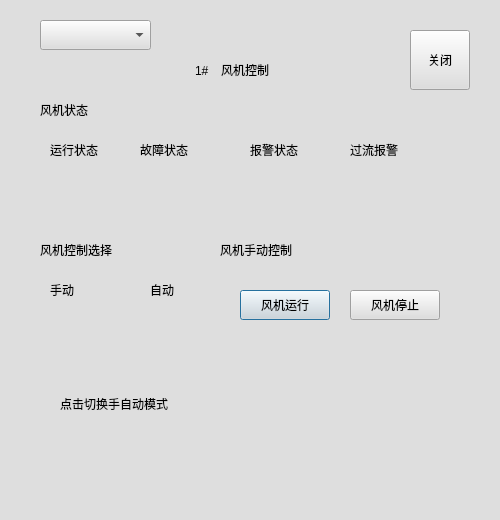
Above: Hqsw/fancontroldialog.ui from hqtecheptech/MagicPill before the change. Below: the same form after it.
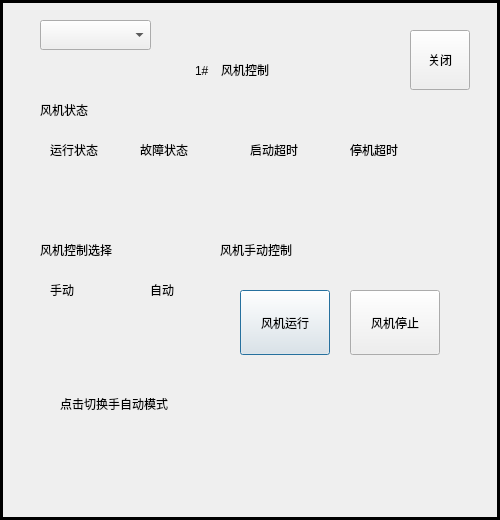
That is the form after the change. Custom widgets are drawn as their Qt base class.

```diff
--- a/Hqsw/fancontroldialog.ui
+++ b/Hqsw/fancontroldialog.ui
@@ -14,7 +14,7 @@
    <string>Dialog</string>
   </property>
   <property name="styleSheet">
-   <string notr="true">background-color: rgb(222, 222, 222);</string>
+   <string notr="true"/>
   </property>
   <widget class="QLabel" name="fanIndexLabel">
    <property name="geometry">
@@ -78,7 +78,7 @@
     </rect>
    </property>
    <property name="text">
-    <string>报警状态</string>
+    <string>启动超时</string>
    </property>
   </widget>
   <widget class="QLabel" name="label_5">
@@ -91,7 +91,7 @@
     </rect>
    </property>
    <property name="text">
-    <string>过流报警</string>
+    <string>停机超时</string>
    </property>
   </widget>
   <widget class="QLabel" name="label_6">
@@ -193,8 +193,8 @@
   <widget class="QLabel" name="alertStateLabel">
    <property name="geometry">
     <rect>
-     <x>248</x>
-     <y>170</y>
+     <x>40</x>
+     <y>670</y>
      <width>50</width>
      <height>50</height>
     </rect>
@@ -215,8 +215,8 @@
   <widget class="QLabel" name="ofStateLabel">
    <property name="geometry">
     <rect>
-     <x>348</x>
-     <y>170</y>
+     <x>140</x>
+     <y>670</y>
      <width>50</width>
      <height>50</height>
     </rect>
@@ -573,7 +573,7 @@
      <x>240</x>
      <y>290</y>
      <width>90</width>
-     <height>30</height>
+     <height>65</height>
     </rect>
    </property>
    <property name="text">
@@ -586,7 +586,7 @@
      <x>350</x>
      <y>290</y>
      <width>90</width>
-     <height>30</height>
+     <height>65</height>
     </rect>
    </property>
    <property name="text">
@@ -699,6 +699,126 @@
     <string>关闭</string>
    </property>
   </widget>
+  <widget class="Line" name="line">
+   <property name="geometry">
+    <rect>
+     <x>0</x>
+     <y>0</y>
+     <width>500</width>
+     <height>3</height>
+    </rect>
+   </property>
+   <property name="frameShadow">
+    <enum>QFrame::Plain</enum>
+   </property>
+   <property name="lineWidth">
+    <number>3</number>
+   </property>
+   <property name="orientation">
+    <enum>Qt::Horizontal</enum>
+   </property>
+  </widget>
+  <widget class="Line" name="line_2">
+   <property name="geometry">
+    <rect>
+     <x>0</x>
+     <y>517</y>
+     <width>500</width>
+     <height>3</height>
+    </rect>
+   </property>
+   <property name="frameShadow">
+    <enum>QFrame::Plain</enum>
+   </property>
+   <property name="lineWidth">
+    <number>3</number>
+   </property>
+   <property name="orientation">
+    <enum>Qt::Horizontal</enum>
+   </property>
+  </widget>
+  <widget class="Line" name="line_3">
+   <property name="geometry">
+    <rect>
+     <x>0</x>
+     <y>0</y>
+     <width>3</width>
+     <height>520</height>
+    </rect>
+   </property>
+   <property name="frameShadow">
+    <enum>QFrame::Plain</enum>
+   </property>
+   <property name="lineWidth">
+    <number>3</number>
+   </property>
+   <property name="orientation">
+    <enum>Qt::Vertical</enum>
+   </property>
+  </widget>
+  <widget class="Line" name="line_4">
+   <property name="geometry">
+    <rect>
+     <x>497</x>
+     <y>0</y>
+     <width>3</width>
+     <height>520</height>
+    </rect>
+   </property>
+   <property name="frameShadow">
+    <enum>QFrame::Plain</enum>
+   </property>
+   <property name="lineWidth">
+    <number>3</number>
+   </property>
+   <property name="orientation">
+    <enum>Qt::Vertical</enum>
+   </property>
+  </widget>
+  <widget class="QLabel" name="startStateLabel">
+   <property name="geometry">
+    <rect>
+     <x>250</x>
+     <y>170</y>
+     <width>50</width>
+     <height>50</height>
+    </rect>
+   </property>
+   <property name="sizePolicy">
+    <sizepolicy hsizetype="Expanding" vsizetype="Expanding">
+     <horstretch>0</horstretch>
+     <verstretch>0</verstretch>
+    </sizepolicy>
+   </property>
+   <property name="autoFillBackground">
+    <bool>false</bool>
+   </property>
+   <property name="text">
+    <string/>
+   </property>
+  </widget>
+  <widget class="QLabel" name="endStateLabel">
+   <property name="geometry">
+    <rect>
+     <x>350</x>
+     <y>170</y>
+     <width>50</width>
+     <height>50</height>
+    </rect>
+   </property>
+   <property name="sizePolicy">
+    <sizepolicy hsizetype="Expanding" vsizetype="Expanding">
+     <horstretch>0</horstretch>
+     <verstretch>0</verstretch>
+    </sizepolicy>
+   </property>
+   <property name="autoFillBackground">
+    <bool>false</bool>
+   </property>
+   <property name="text">
+    <string/>
+   </property>
+  </widget>
  </widget>
  <customwidgets>
   <customwidget>
```
